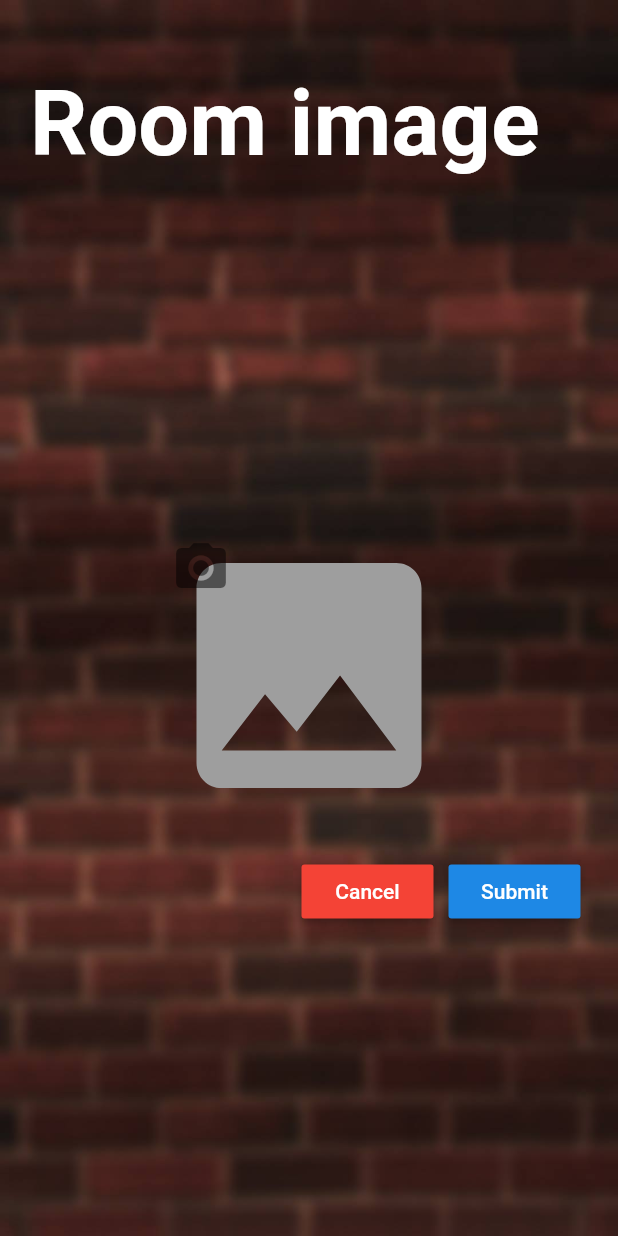
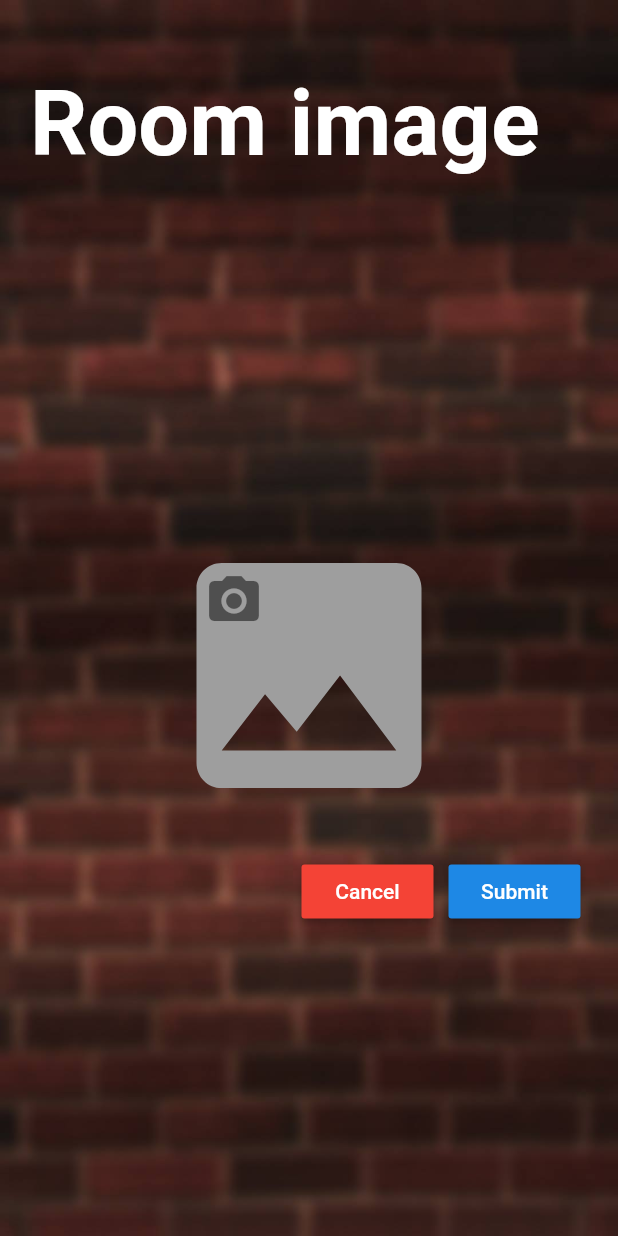
Before and after one commit to Emrin/CrowdEffect, a Flutter app: the AddRoomImageScreen screen opened directly with empty values, on a phone screen of 412 x 824 dp. Run offline on Flutter 3.47's test engine with Material 2 defaults, Android fonts, the phone set to English and light mode, and no system bars; drawn by our look-alikes of auto_size_text; our stand-ins replace cached_network_image, carousel_slider, cloud_firestore, firebase_auth, firebase_storage, google_sign_in and 3 more; missing offline and left inert: flutter_webrtc; accounts and stored records are empty; Roboto replaces fonts that are missing (Montserrat).

Commit message:
remove imgs + fixed visual

```diff
--- a/lib/add_room_image.dart
+++ b/lib/add_room_image.dart
@@ -191,7 +191,7 @@ class AddRoomImageScreenState extends State<AddRoomImageScreen> {
                                         color: Colors.black.withOpacity(0.5),
                                       ),
                                       onPressed: getImage,
-                                      // padding: EdgeInsets.all(30.0),
+                                      padding: EdgeInsets.all(30.0),
                                       splashColor: Colors.transparent,
                                       highlightColor: Colors.grey,
                                       iconSize: 40.0,
```
Also changed, not shown: assets/img.jpg (deleted), assets/new_channel.png (deleted).
